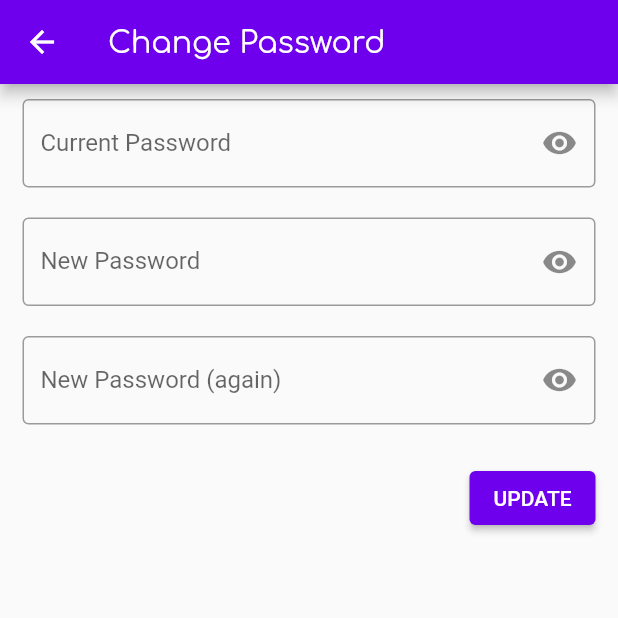
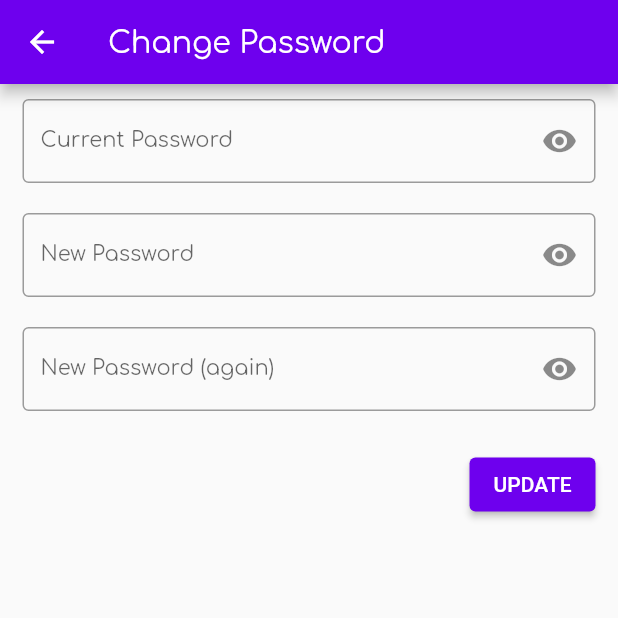
Before and after one commit to VariantAbdulaziz/Qelem, a Flutter app: the ChangePassword screen opened directly, on a phone screen of 412 x 824 dp, the top half of it. Run offline on Flutter 3.47's test engine with Material 2 defaults, Android fonts, the phone set to English and light mode, and no system bars; our stand-ins replace google_fonts; accounts and stored records are empty.

Commit message:
refactor profile themes

```diff
--- a/qelem/lib/screens/profile/ChangePassword.dart
+++ b/qelem/lib/screens/profile/ChangePassword.dart
@@ -19,7 +19,7 @@ class _ChangePasswordState extends State<ChangePassword> {
 
   @override
   Widget build(BuildContext context) {
-    TextStyle? textStyle = Theme.of(context).textTheme.subtitle1;
+    TextStyle? textStyle = Theme.of(context).textTheme.bodyMedium;
     return Scaffold(
       appBar: AppBar(
         title: const Text(Constants.changePassword),
--- a/qelem/lib/screens/profile/EditProfile.dart
+++ b/qelem/lib/screens/profile/EditProfile.dart
@@ -15,7 +15,7 @@ class _EditProfileState extends State<EditProfile> {
 
   @override
   Widget build(BuildContext context) {
-    TextStyle? textStyle = Theme.of(context).textTheme.subtitle1;
+    TextStyle? textStyle = Theme.of(context).textTheme.bodyMedium;
     return Scaffold(
         appBar: AppBar(
           title: const Text(Constants.editProfile),
```
